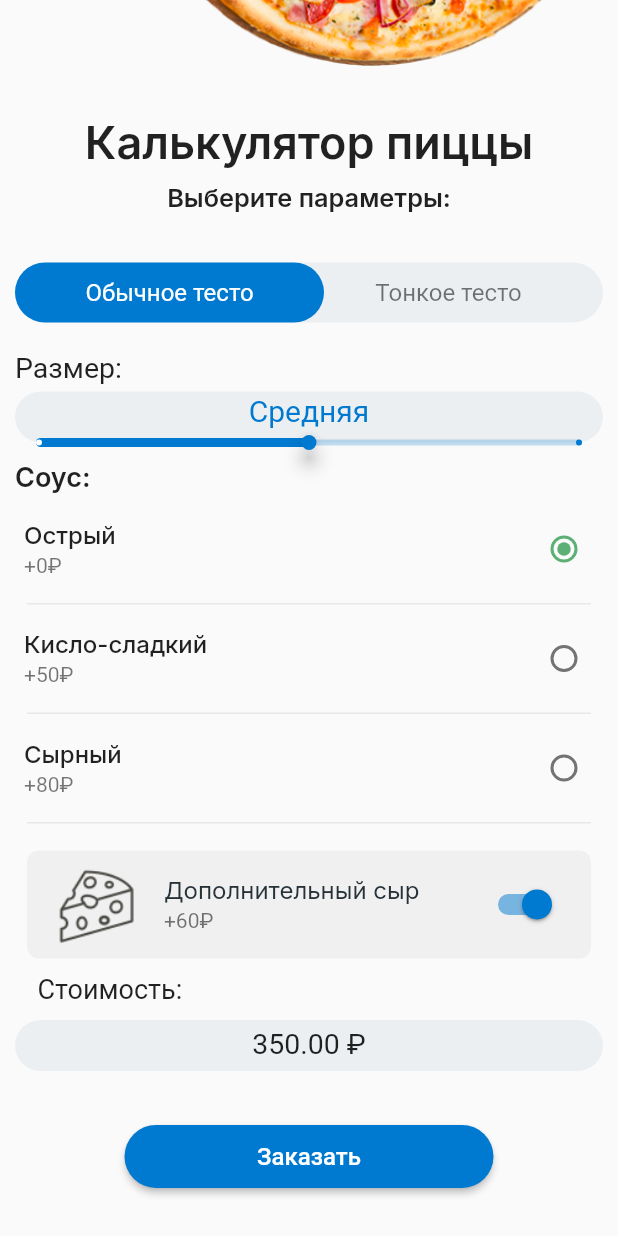
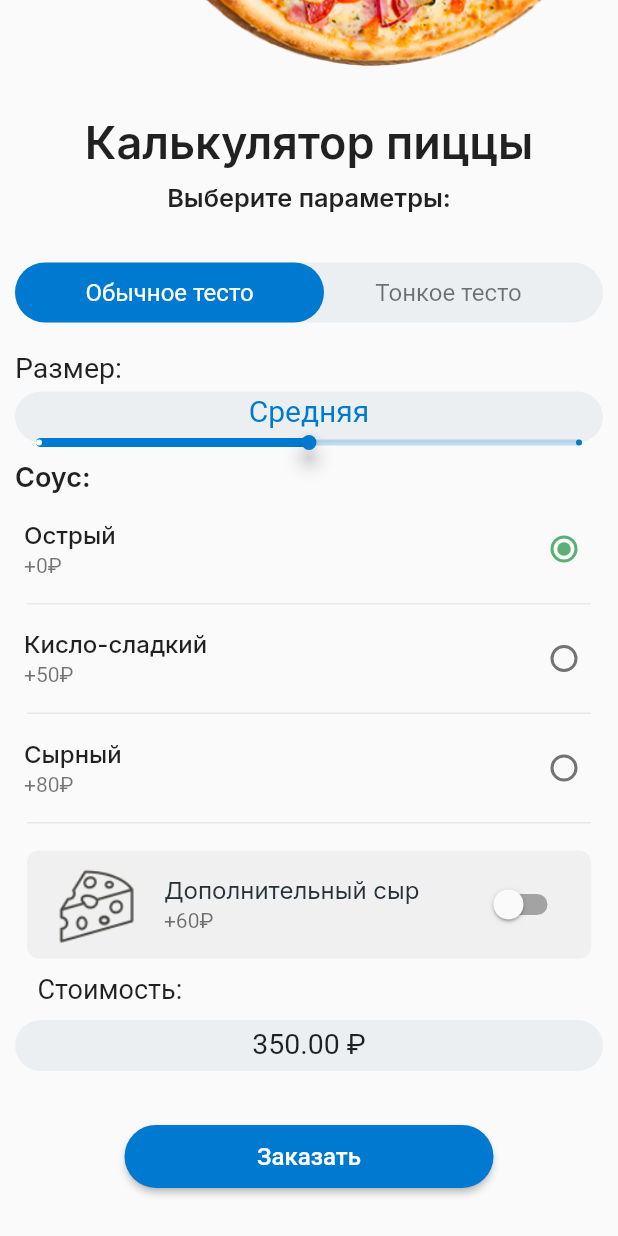
Before and after one commit to turenkodm/lesson4.1, a Flutter app: the screen it shows after launch, scrolled down 125 dp, after a tap on "Дополнительный сыр", on a phone screen of 412 x 824 dp. Run offline on Flutter 3.47's test engine with Material 2 defaults, Android fonts, the phone set to English and light mode, and no system bars; our stand-ins replace google_fonts.

Commit message:
Complete app

```diff
--- a/lib/main.dart
+++ b/lib/main.dart
@@ -1,4 +1,5 @@
 import 'package:flutter/material.dart';
+import 'package:flutter/services.dart';
 import 'package:pizza_app/update_model.dart';
 import 'package:pizza_app/order_page.dart';
 import 'package:pizza_app/util/constants.dart';
@@ -6,6 +7,9 @@ import 'package:provider/provider.dart';
 
 void main() {
   runApp(const MyApp());
+  SystemChrome.setSystemUIOverlayStyle(const SystemUiOverlayStyle(
+    statusBarColor: Colors.transparent,
+  ));
 }
 
 class MyApp extends StatelessWidget {
--- a/lib/order_page.dart
+++ b/lib/order_page.dart
@@ -1,3 +1,4 @@
+import 'dart:io';
 import 'dart:ui';
 import 'package:flutter/cupertino.dart';
 import 'package:flutter/material.dart';
@@ -20,7 +21,6 @@ class OrderPage extends StatelessWidget {
   @override
   Widget build(BuildContext context) {
     final BorderRadius _radius = BorderRadius.circular(36.0);
-    final notifier = Provider.of<UpdateModel>(context, listen: false);
     return Scaffold(
       body: SingleChildScrollView(
         child: Column(
@@ -83,23 +83,29 @@ class OrderPage extends StatelessWidget {
               height: 5.0,
             ),
             const SliderStack(),
-            CustomRadio(
+            Consumer<UpdateModel>(
+              builder: (_, notifier, __) => CustomRadio(
                 text: 'Острый',
                 sauce: Sauce.spicy,
                 val: notifier.sauce,
                 subtitle: '+0₽',
               ),
-            CustomRadio(
+            ),
+            Consumer<UpdateModel>(
+              builder: (_, notifier, __) => CustomRadio(
                 text: 'Кисло-сладкий',
                 sauce: Sauce.sour,
                 val: notifier.sauce,
                 subtitle: '+50₽',
               ),
-            CustomRadio(
+            ),
+            Consumer<UpdateModel>(
+              builder: (_, notifier, __) => CustomRadio(
                 text: 'Сырный',
                 sauce: Sauce.cheesy,
                 val: notifier.sauce,
                 subtitle: '+80₽',
+              ),
             ),
             Padding(
               padding: const EdgeInsets.fromLTRB(18.0, 18.0, 18, 0),
@@ -128,10 +134,12 @@ class OrderPage extends StatelessWidget {
               child: Container(
                 child: Padding(
                   padding: const EdgeInsets.only(top: 5.0),
-                  child: Text(
+                  child: Consumer<UpdateModel>(
+                    builder: (_, notifier, __) => Text(
                       '${notifier.summa().toStringAsFixed(2)} ₽',
                       style: const TextStyle(fontSize: 19),
                       textAlign: TextAlign.center,
+                    ),
                   ),
                 ),
                 height: 34.0,
@@ -147,7 +155,9 @@ class OrderPage extends StatelessWidget {
             Button(onPressed: () {
               showDialog(
                   context: context,
-                builder: (BuildContext context) => AlertDialog(
+                  builder: (BuildContext context) {
+                    if (Platform.isAndroid) {
+                      return AlertDialog(
                         title: const Text('Заказ пиццы'),
                         content: const Text('Заказ успешно сформирован'),
                         actions: [
@@ -158,8 +168,22 @@ class OrderPage extends StatelessWidget {
                             child: const Text('OK'),
                           ),
                         ],
+                      );
+                    } else {
+                      return CupertinoAlertDialog(
+                        title: const Text('Заказ пиццы'),
+                        content: const Text('Заказ успешно сформирован'),
+                        actions: [
+                          TextButton(
+                            onPressed: () {
+                              Navigator.pop(context, 'OK');
+                            },
+                            child: const Text('OK'),
                           ),
+                        ],
                       );
+                    }
+                  });
             }),
           ],
         ),
--- a/lib/update_model.dart
+++ b/lib/update_model.dart
@@ -16,5 +16,4 @@ class UpdateModel with ChangeNotifier{
     notifyListeners();
     return sum;
   }
-
 }
--- a/lib/widgets/custom_radio.dart
+++ b/lib/widgets/custom_radio.dart
@@ -20,7 +20,7 @@ class CustomRadio extends StatelessWidget {
 
   @override
   Widget build(BuildContext context) {
-    final notifier = Provider.of<UpdateModel>(context);
+    final notifier = Provider.of<UpdateModel>(context, listen: false);
     return Column(
       children: [
         RadioListTile<Sauce>(
--- a/lib/widgets/dough_stack.dart
+++ b/lib/widgets/dough_stack.dart
@@ -1,7 +1,6 @@
 import 'package:flutter/material.dart';
 import 'package:pizza_app/util/constants.dart';
 import 'package:provider/provider.dart';
-
 import '../update_model.dart';
 
 class DoughStack extends StatefulWidget {
--- a/lib/widgets/slider_stack.dart
+++ b/lib/widgets/slider_stack.dart
@@ -2,22 +2,21 @@ import 'package:flutter/material.dart';
 import 'package:google_fonts/google_fonts.dart';
 import 'package:pizza_app/util/constants.dart';
 import 'package:provider/provider.dart';
-
 import '../update_model.dart';
 
 class SliderStack extends StatefulWidget {
    const SliderStack({Key? key}) : super(key: key);
 
   @override
-  _SliderStackState createState() => _SliderStackState();
+  State<SliderStack> createState() => _SliderStackState();
 }
 
 class _SliderStackState extends State<SliderStack> {
   double _currentVal = 1;
   String _pizzaSize = 'Средняя';
+
   @override
   Widget build(BuildContext context) {
-    final notifier = Provider.of<UpdateModel>(context);
     return Stack(
       children: [
         Padding(
@@ -26,9 +25,11 @@ class _SliderStackState extends State<SliderStack> {
             child: Center(
                 child: Padding(
               padding: const EdgeInsets.only(bottom: 8.0),
-              child: Text(
+              child: Consumer<UpdateModel>(
+                builder: (_, notifier, __) => Text(
                   _pizzaSize,
                   style: const TextStyle(fontSize: 20, color: primaryColor),
+                ),
               ),
             )),
             decoration: BoxDecoration(
@@ -51,12 +52,12 @@ class _SliderStackState extends State<SliderStack> {
                 enabledThumbRadius: 5,
               ),
             ),
-            child: Slider(
+            child: Consumer<UpdateModel>(
+              builder: (_, notifier, __) => Slider(
                 max: 2,
                 divisions: 2,
                 value: _currentVal,
                 onChanged: (double value) {
-                setState(() {
                     if (value == 0) {
                       _pizzaSize = 'Маленькая';
                       notifier.pizzaSizePrice = 200.0;
@@ -69,8 +70,8 @@ class _SliderStackState extends State<SliderStack> {
                     }
                     notifier.summa();
                     _currentVal = value;
-                });
                 },
+              ),
             ),
           ),
         ),
--- a/lib/widgets/switch_list.dart
+++ b/lib/widgets/switch_list.dart
@@ -3,18 +3,13 @@ import 'package:google_fonts/google_fonts.dart';
 import 'package:pizza_app/update_model.dart';
 import 'package:provider/provider.dart';
 
-class SwitchList extends StatefulWidget {
+class SwitchList extends StatelessWidget {
   const SwitchList({Key? key}) : super(key: key);
 
   @override
-  State<SwitchList> createState() => _SwitchListState();
-}
-
-class _SwitchListState extends State<SwitchList> {
-  @override
   Widget build(BuildContext context) {
-    final notifier = Provider.of<UpdateModel>(context);
-    return SwitchListTile(
+    return Consumer<UpdateModel>(
+      builder: (_, notifier, __) => SwitchListTile(
         subtitle: const Text('+60₽'),
         secondary: Image.asset("assets/images/cheese.png"),
         title: Text(
@@ -28,12 +23,11 @@ class _SwitchListState extends State<SwitchList> {
         ),
         value: notifier.addCheese,
         onChanged: (bool value) {
-        setState(() {
             notifier.addCheese = value;
             value ? {notifier.cheesePrice = 60} : {notifier.cheesePrice = 0};
             notifier.summa();
-        });
         },
+      ),
     );
   }
 }
```
Also changed, not shown: 3 other files. Lines whose indentation alone changed are shown as unchanged.
